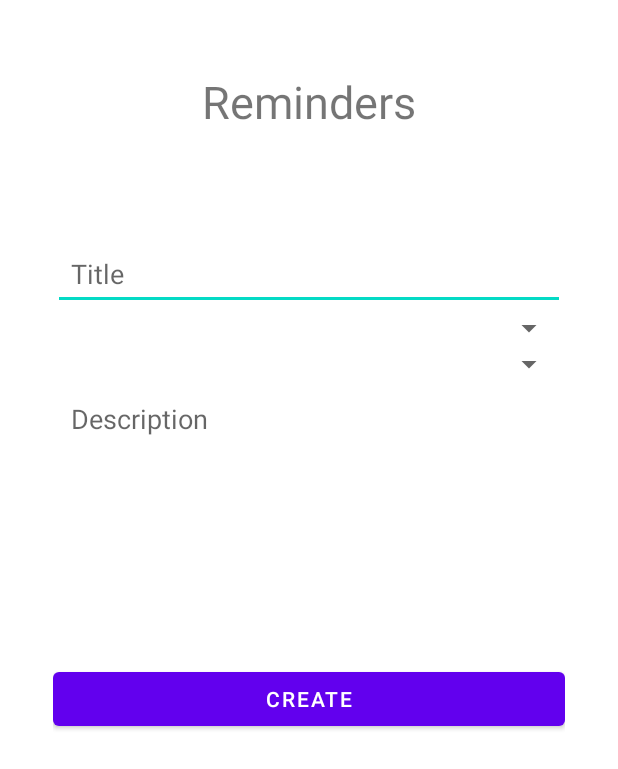
After one commit to Redooz/Petcare-Buddy, an Android app: the layout activity_new_reminder.xml on its own in the app's theme, with its tools: preview values and no code run, on a phone screen of 412 x 824 dp. The commit adds this screen. Shown: the top 769 px of the screen. Run offline under Robolectric (Android 15) with nearby library versions, the phone set to English and light mode, and no system bars.

Commit message:
feat: Create Activity for New Reminder

```diff
--- a/app/src/main/AndroidManifest.xml
+++ b/app/src/main/AndroidManifest.xml
@@ -11,6 +11,9 @@
         android:supportsRtl="true"
         android:theme="@style/Theme.PetcareBuddy"
         tools:targetApi="31">
+        <activity
+            android:name=".NewReminderActivity"
+            android:exported="false" />
         <activity
             android:name=".HomeActivity"
             android:exported="false" />
--- /dev/null
+++ b/app/src/main/java/com/example/petcarebuddy/views/NewReminderActivity.kt
@@ -0,0 +1,12 @@
+package com.example.petcarebuddy.views
+
+import androidx.appcompat.app.AppCompatActivity
+import android.os.Bundle
+import com.example.petcarebuddy.R
+
+class NewReminderActivity : AppCompatActivity() {
+    override fun onCreate(savedInstanceState: Bundle?) {
+        super.onCreate(savedInstanceState)
+        setContentView(R.layout.activity_new_reminder)
+    }
+}
--- /dev/null
+++ b/app/src/main/res/layout/activity_new_reminder.xml
@@ -0,0 +1,79 @@
+<?xml version="1.0" encoding="utf-8"?>
+<androidx.constraintlayout.widget.ConstraintLayout xmlns:android="http://schemas.android.com/apk/res/android"
+    xmlns:app="http://schemas.android.com/apk/res-auto"
+    xmlns:tools="http://schemas.android.com/tools"
+    android:layout_width="match_parent"
+    android:layout_height="match_parent"
+    tools:context=".views.NewReminderActivity">
+
+    <LinearLayout
+        android:id="@+id/container"
+        android:layout_width="match_parent"
+        android:layout_height="wrap_content"
+        android:layout_margin="35dp"
+
+        android:layout_marginTop="35dp"
+        android:layout_marginBottom="35dp"
+        android:orientation="vertical"
+        app:layout_constraintTop_toTopOf="parent">
+
+        <TextView
+            android:id="@+id/title"
+            android:layout_width="match_parent"
+            android:layout_height="wrap_content"
+            android:layout_marginTop="12dp"
+            android:layout_marginBottom="70dp"
+            android:gravity="center"
+            android:text="@string/reminders"
+
+            android:textSize="30sp" />
+
+        <EditText
+            android:id="@+id/titleTxt"
+            android:layout_width="match_parent"
+            android:layout_height="wrap_content"
+            android:hint="@string/title"
+            android:inputType="text"
+            android:padding="12dp" />
+
+        <Spinner
+            android:id="@+id/petSpinner"
+            android:layout_width="match_parent"
+            android:layout_height="wrap_content"
+
+            android:padding="12dp" />
+
+        <Spinner
+            android:id="@+id/categorySpinner"
+            android:layout_width="match_parent"
+            android:layout_height="wrap_content"
+
+            android:padding="12dp" />
+
+        <EditText
+            android:id="@+id/textAreaDescriptionTxt"
+            android:layout_width="match_parent"
+            android:layout_height="wrap_content"
+            android:background="@null"
+            android:gravity="top|start"
+            android:hint="@string/description"
+            android:inputType="textMultiLine"
+            android:lines="6"
+            android:overScrollMode="always"
+            android:padding="12dp"
+            android:scrollbarStyle="insideInset"
+            android:scrollbars="vertical"
+            android:scrollHorizontally="false"
+            android:textAppearance="?android:attr/textAppearanceMedium" />
+
+        <Button
+            android:id="@+id/createBtn"
+            android:layout_width="match_parent"
+            android:layout_height="wrap_content"
+            android:layout_marginTop="32dp"
+
+            android:text="@string/create" />
+
+    </LinearLayout>
+
+</androidx.constraintlayout.widget.ConstraintLayout>
--- a/app/src/main/res/values/strings.xml
+++ b/app/src/main/res/values/strings.xml
@@ -23,4 +23,8 @@
     <string name="pet_image_description">Pet Image</string>
     <string name="emergency_button">Emergency Button</string>
     <string name="user_details">user_details</string>
+    <string name="reminders">Reminders</string>
+    <string name="title">Title</string>
+    <string name="description">Description</string>
+    <string name="create">Create</string>
 </resources>
```
